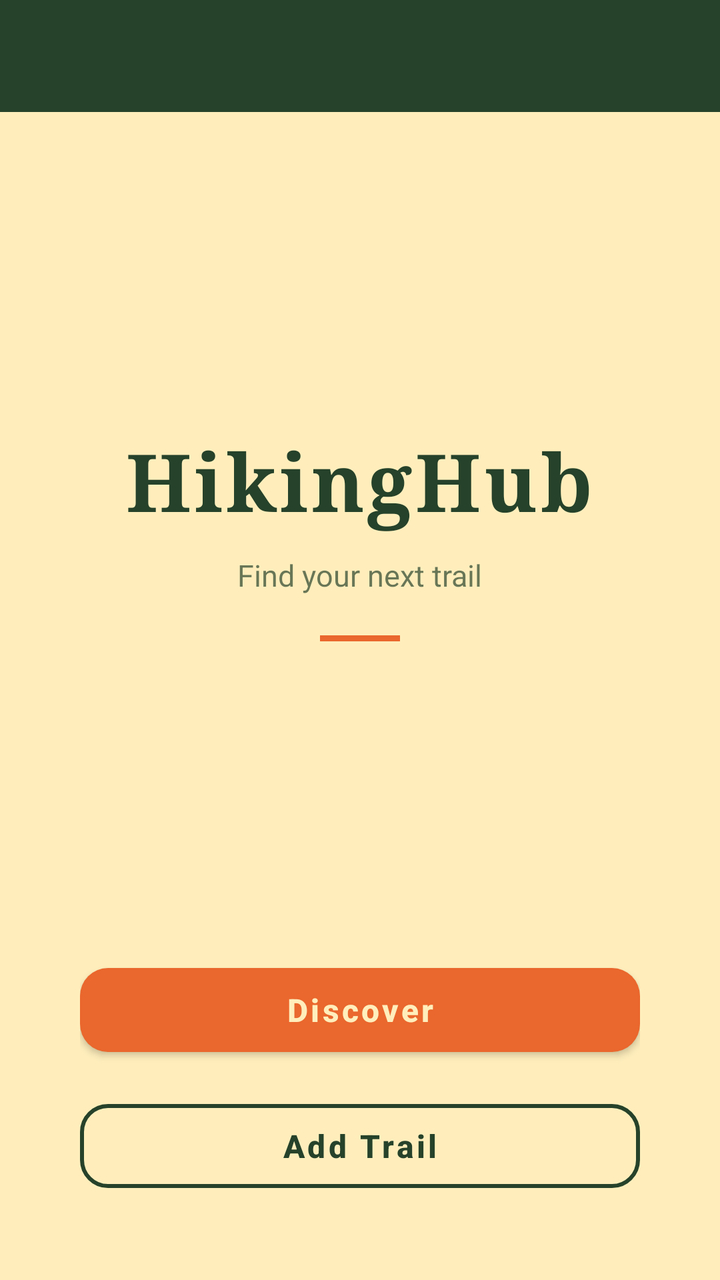
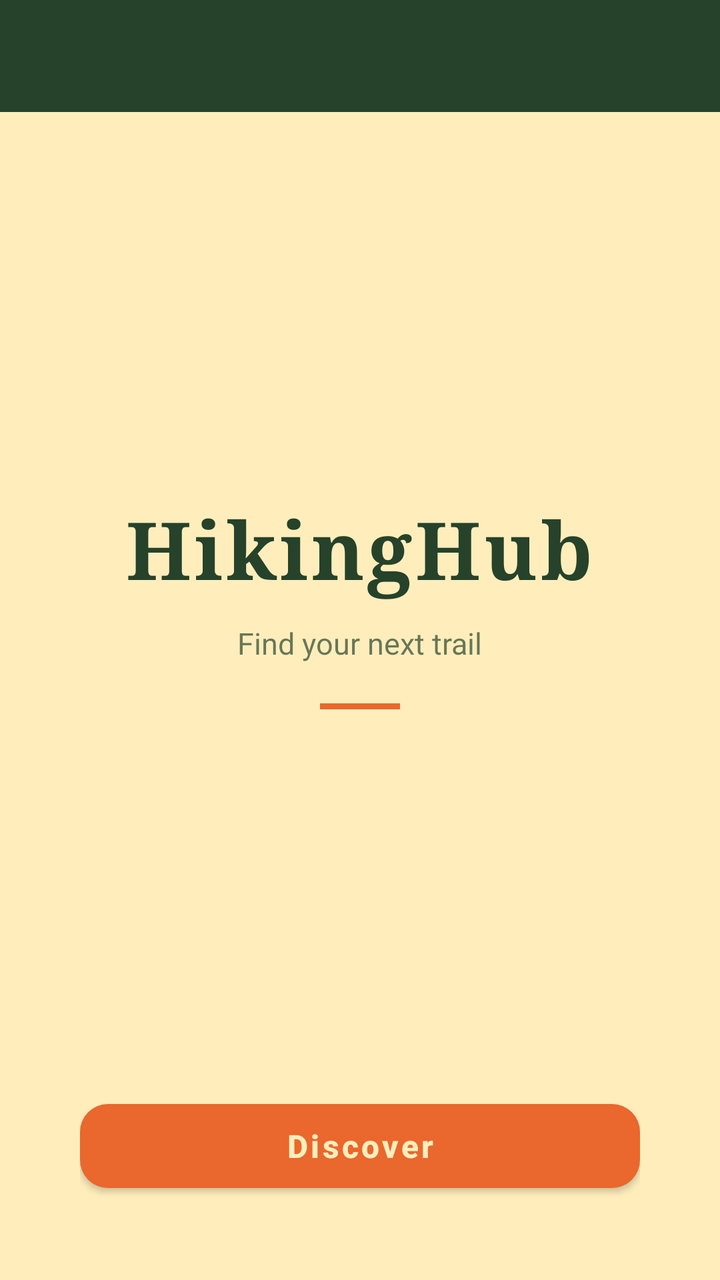

Compare the two renders of this Android layout. The source of the first and the diff that turns it into the second are given below.
<!-- AndroidManifest.xml: activity theme Theme.Ca -->
<!-- res/layout/activity_main.xml -->
<?xml version="1.0" encoding="utf-8"?>
<androidx.drawerlayout.widget.DrawerLayout xmlns:android="http://schemas.android.com/apk/res/android"
    xmlns:app="http://schemas.android.com/apk/res-auto"
    android:id="@+id/drawerLayout"
    android:layout_width="match_parent"
    android:layout_height="match_parent"
    android:background="@color/sand">

    <LinearLayout
        android:id="@+id/main"
        android:layout_width="match_parent"
        android:layout_height="match_parent"
        android:background="@color/sand"
        android:orientation="vertical">

        <androidx.appcompat.widget.Toolbar
            android:id="@+id/toolbar"
            android:layout_width="match_parent"
            android:layout_height="?attr/actionBarSize"
            android:background="@color/forest"
            android:theme="@style/ThemeOverlay.AppCompat.Dark.ActionBar"
            app:titleTextColor="@color/sand" />

        <LinearLayout
            android:layout_width="match_parent"
            android:layout_height="0dp"
            android:layout_weight="1"
            android:gravity="center"
            android:orientation="vertical"
            android:paddingHorizontal="40dp">

            <TextView
                android:id="@+id/mainTitle"
                android:layout_width="wrap_content"
                android:layout_height="wrap_content"
                android:fontFamily="serif"
                android:letterSpacing="0.04"
                android:text="HikingHub"
                android:textColor="@color/forest"
                android:textSize="40sp"
                android:textStyle="bold" />

            <TextView
                android:layout_width="wrap_content"
                android:layout_height="wrap_content"
                android:layout_marginTop="10dp"
                android:alpha="0.7"
                android:text="Find your next trail"
                android:textColor="@color/forest"
                android:textSize="15sp" />

            <View
                android:layout_width="40dp"
                android:layout_height="3dp"
                android:layout_marginTop="20dp"
                android:background="@color/trail_orange" />

        </LinearLayout>

        <LinearLayout
            android:layout_width="match_parent"
            android:layout_height="wrap_content"
            android:orientation="vertical"
            android:paddingHorizontal="40dp"
            android:paddingBottom="40dp">

            <com.google.android.material.button.MaterialButton
                android:id="@+id/viewTrailsButton"
                style="@style/Widget.HikingHub.Button.Primary"
                android:layout_width="match_parent"
                android:text="Discover" />

            <com.google.android.material.button.MaterialButton
                android:id="@+id/addTrailButton"
                style="@style/Widget.HikingHub.Button.Outline"
                android:layout_width="match_parent"
                android:layout_marginTop="14dp"
                android:text="Add Trail" />

        </LinearLayout>
    </LinearLayout>

    <com.google.android.material.navigation.NavigationView
        android:id="@+id/navView"
        style="@style/Widget.HikingHub.NavigationView"
        android:layout_width="wrap_content"
        android:layout_height="match_parent"
        android:layout_gravity="start"
        app:headerLayout="@layout/nav_header"
        app:menu="@menu/nav_drawer" />

</androidx.drawerlayout.widget.DrawerLayout>
<!-- res/layout/nav_header.xml (included above) -->
<?xml version="1.0" encoding="utf-8"?>
<LinearLayout xmlns:android="http://schemas.android.com/apk/res/android"
    android:layout_width="match_parent"
    android:layout_height="wrap_content"
    android:background="@color/forest"
    android:gravity="bottom"
    android:orientation="vertical"
    android:paddingHorizontal="20dp"
    android:paddingTop="48dp"
    android:paddingBottom="20dp">

    <TextView
        android:layout_width="wrap_content"
        android:layout_height="wrap_content"
        android:fontFamily="serif"
        android:letterSpacing="0.04"
        android:text="HikingHub"
        android:textColor="@color/sand"
        android:textSize="28sp"
        android:textStyle="bold" />

    <View
        android:layout_width="36dp"
        android:layout_height="3dp"
        android:layout_marginTop="14dp"
        android:background="@color/trail_orange" />

</LinearLayout>
<!-- resources referenced by this layout -->
<resources>
  <color name="forest">#26422A</color>
  <color name="sand">#FFEEBC</color>
  <color name="trail_orange">#EA672D</color>
  <style name="Widget.HikingHub.Button.Outline" parent="Widget.MaterialComponents.Button.OutlinedButton">
          <item name="android:layout_height">54dp</item>
          <item name="android:textAllCaps">false</item>
          <item name="android:textSize">16sp</item>
          <item name="android:textStyle">bold</item>
          <item name="android:textColor">@color/forest</item>
          <item name="cornerRadius">14dp</item>
          <item name="strokeColor">@color/forest</item>
          <item name="strokeWidth">2dp</item>
          <item name="backgroundTint">@android:color/transparent</item>
      </style>
  <style name="Widget.HikingHub.Button.Primary" parent="Widget.HikingHub.Button">
          <item name="backgroundTint">@color/trail_orange</item>
          <item name="android:textColor">@color/sand</item>
      </style>
  <style name="Widget.HikingHub.NavigationView">
          <item name="android:background">@color/sand</item>
          <item name="itemTextColor">@color/nav_item_text</item>
          <item name="itemIconTint">@color/nav_item_text</item>
          <item name="itemIconPadding">16dp</item>
          <item name="itemIconSize">24dp</item>
          <item name="itemHorizontalPadding">20dp</item>
          <item name="itemVerticalPadding">14dp</item>
          <item name="itemTextAppearance">@style/TextAppearance.HikingHub.NavItem</item>
      </style>
  <style name="Theme.Ca" parent="Theme.MaterialComponents.Light.NoActionBar">
          <item name="colorControlNormal">@color/sand</item>
          <item name="drawerArrowStyle">@style/Widget.HikingHub.DrawerArrow</item>
      </style>
  <style name="Widget.HikingHub.Button" parent="Widget.MaterialComponents.Button">
          <item name="android:layout_height">54dp</item>
          <item name="android:textAllCaps">false</item>
          <item name="android:textSize">16sp</item>
          <item name="android:textStyle">bold</item>
          <item name="cornerRadius">14dp</item>
          <item name="elevation">0dp</item>
      </style>
  <style name="TextAppearance.HikingHub.NavItem" parent="TextAppearance.MaterialComponents.Body1">
          <item name="android:textSize">16sp</item>
          <item name="android:textStyle">bold</item>
      </style>
  <style name="Widget.HikingHub.DrawerArrow" parent="Widget.AppCompat.DrawerArrowToggle">
          <item name="color">@color/sand</item>
      </style>
</resources>

<!-- the commit's change to res/layout/activity_main.xml (unified diff, before → after) -->
@@ -70,13 +70,6 @@
                 android:layout_width="match_parent"
                 android:text="Discover" />
 
-            <com.google.android.material.button.MaterialButton
-                android:id="@+id/addTrailButton"
-                style="@style/Widget.HikingHub.Button.Outline"
-                android:layout_width="match_parent"
-                android:layout_marginTop="14dp"
-                android:text="Add Trail" />
-
         </LinearLayout>
     </LinearLayout>
 
<!-- resource entries referenced after the edit -->
@@ -3,17 +3,6 @@
   <color name="forest">#26422A</color>
   <color name="sand">#FFEEBC</color>
   <color name="trail_orange">#EA672D</color>
-  <style name="Widget.HikingHub.Button.Outline" parent="Widget.MaterialComponents.Button.OutlinedButton">
-          <item name="android:layout_height">54dp</item>
-          <item name="android:textAllCaps">false</item>
-          <item name="android:textSize">16sp</item>
-          <item name="android:textStyle">bold</item>
-          <item name="android:textColor">@color/forest</item>
-          <item name="cornerRadius">14dp</item>
-          <item name="strokeColor">@color/forest</item>
-          <item name="strokeWidth">2dp</item>
-          <item name="backgroundTint">@android:color/transparent</item>
-      </style>
   <style name="Widget.HikingHub.Button.Primary" parent="Widget.HikingHub.Button">
           <item name="backgroundTint">@color/trail_orange</item>
           <item name="android:textColor">@color/sand</item>
